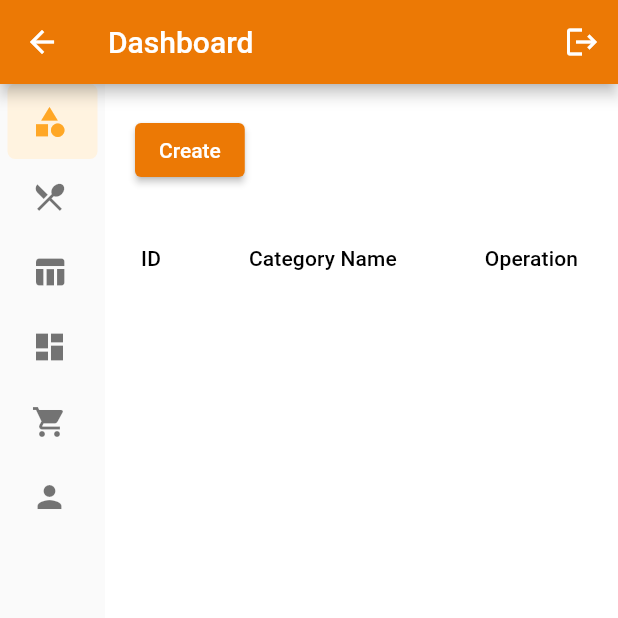
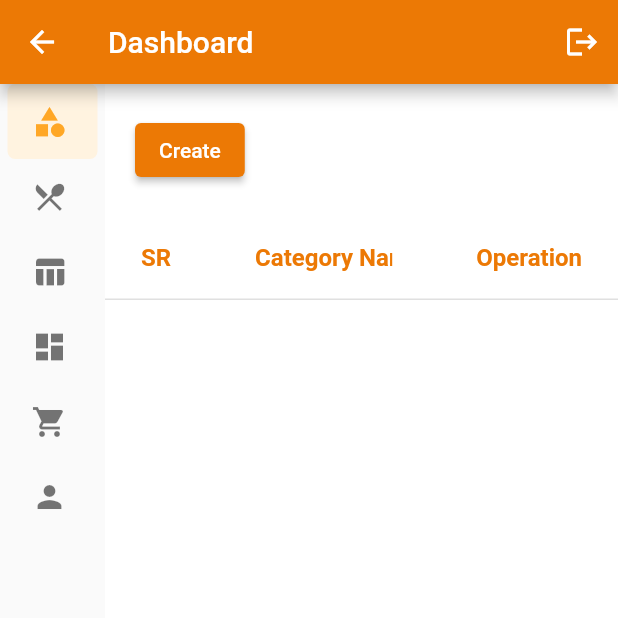
Before and after one commit to Abhu2002/neoPOS, a Flutter app: the DashboardPage screen opened by its route, on a phone screen of 412 x 824 dp, the top half of it. Run offline on Flutter 3.47's test engine with Material 2 defaults, Android fonts, the phone set to English and light mode, and no system bars; drawn by our look-alikes of easy_sidemenu; our stand-ins replace bloc, cloud_firestore, equatable, firebase_core, flutter_bloc, flutter_svg; accounts and stored records are empty; generated files the repository leaves out were written again.

Commit message:
NP-39 Heading and popup box design changes

```diff
--- a/lib/screens/category/category_page/read_category_page.dart
+++ b/lib/screens/category/category_page/read_category_page.dart
@@ -1,6 +1,7 @@
 import 'package:flutter/material.dart';
 import 'package:flutter_bloc/flutter_bloc.dart';
 import 'package:neopos/screens/category/category_page/read_category_bloc.dart';
+import 'package:neopos/utils/app_colors.dart';
 import '../category_operation/create_operation/create_category_dialog.dart';
 import '../category_operation/delete_operation/delete_category_dialog.dart';
 import '../category_operation/update_operation/category_update_dialog.dart';
@@ -46,8 +47,16 @@ class _CategoryReadState extends State<CategoryRead> {
               return SizedBox(
                 width: MediaQuery.of(context).size.width,
                 child: DataTable(
+                  showBottomBorder: true,
+
+                  headingTextStyle: TextStyle(
+                      fontSize: 16,
+                      fontWeight: FontWeight.bold,
+                      color: AppColors.mainTextColor),
+                  // Use the default value.
+
                   columns: const [
-                    DataColumn(label: Text('ID')),
+                    DataColumn(label: Text("SR")),
                     DataColumn(label: Flexible(child: Text('Category Name'))),
                     DataColumn(label: Text('Operation')),
                   ],
@@ -56,8 +65,8 @@ class _CategoryReadState extends State<CategoryRead> {
                       .map(
                         ((element) => DataRow(
                               cells: <DataCell>[
-                                DataCell(Text(element[
-                                    "Id"]!)), //Extracting from Map element the value
+                                //Extracting from Map element the value
+                                DataCell(Text(element["sr"])),
                                 DataCell(Text(element["Category"]!)),
                                 DataCell(Row(
                                   children: [
--- a/lib/screens/dashboard/dashboard_page.dart
+++ b/lib/screens/dashboard/dashboard_page.dart
@@ -102,7 +102,8 @@ class _DashboardPage extends State<DashboardPage> {
                         selectedTitleTextStyle: TextStyle(
                             color: AppColors.primarySwatch.shade400))),
                 Expanded(
-                  child: PageView(physics: NeverScrollableScrollPhysics(),
+                  child: PageView(
+                    physics: NeverScrollableScrollPhysics(),
                     controller: pageController,
                     children: [
                       const SingleChildScrollView(child: CategoryRead()),
@@ -127,7 +128,8 @@ class _DashboardPage extends State<DashboardPage> {
                           },
                         ),
                       ),
-                    ///TODO
+
+                      ///TODO
                       const Center(
                         child: Text('Dashboard'),
                       ),
--- a/lib/screens/users/user_operations/user_create/create_user_bloc.dart
+++ b/lib/screens/users/user_operations/user_create/create_user_bloc.dart
@@ -3,8 +3,6 @@ import 'package:cloud_firestore/cloud_firestore.dart';
 import 'package:equatable/equatable.dart';
 import 'package:intl/intl.dart';
 import '../../model/user.dart';
-
-
 
 part 'create_user_event.dart';
 
--- a/lib/screens/users/user_operations/user_delete/delete_user_page.dart
+++ b/lib/screens/users/user_operations/user_delete/delete_user_page.dart
@@ -143,7 +143,6 @@ class _DeleteUserPopupState extends State<DeleteUserPopup> {
                   color: AppColors.mainTextColor)),
           content: const Text(
             'Are you sure you want to delete this User?',
-
           ),
           actions: [
             TextButton(
```
Also changed, not shown: lib/screens/category/category_operation/delete_operation/delete_category_dialog.dart (+6 -3 lines), lib/screens/category/category_operation/update_operation/category_update_dialog.dart (+7 -4 lines), lib/screens/category/category_page/read_category_bloc.dart (+7 -2 lines), lib/screens/users/user_operations/user_update/update_user_page.dart (+14 -10 lines), lib/screens/users/user_page/read_user_page.dart (+26 -17 lines).
